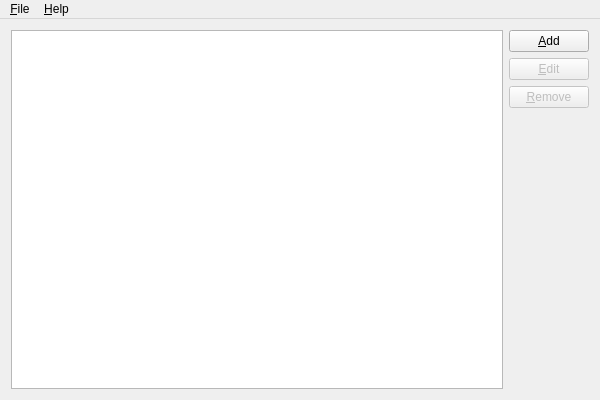
First picture: the form in source/mainwindow.ui, repository martin-kudlicka/cpu-limiter, before the edit.
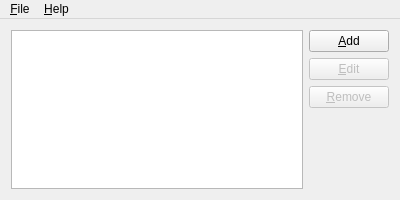
Second picture: the form after the edit. Icons and pictures are not drawn.

Commit message: * window resized to 400x200

The edit to the form file:
```diff
--- a/source/mainwindow.ui
+++ b/source/mainwindow.ui
@@ -6,8 +6,8 @@
    <rect>
     <x>0</x>
     <y>0</y>
-    <width>600</width>
-    <height>400</height>
+    <width>400</width>
+    <height>200</height>
    </rect>
   </property>
   <property name="windowTitle">
@@ -86,7 +86,7 @@
     <rect>
      <x>0</x>
      <y>0</y>
-     <width>600</width>
+     <width>400</width>
      <height>21</height>
     </rect>
    </property>
```
